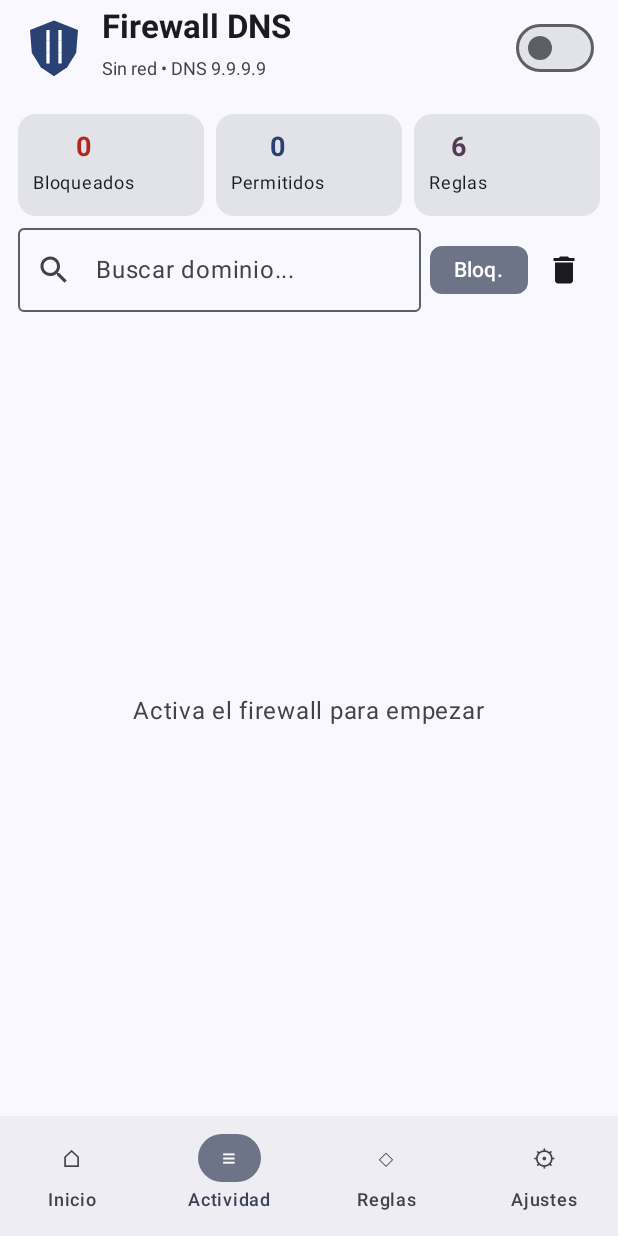
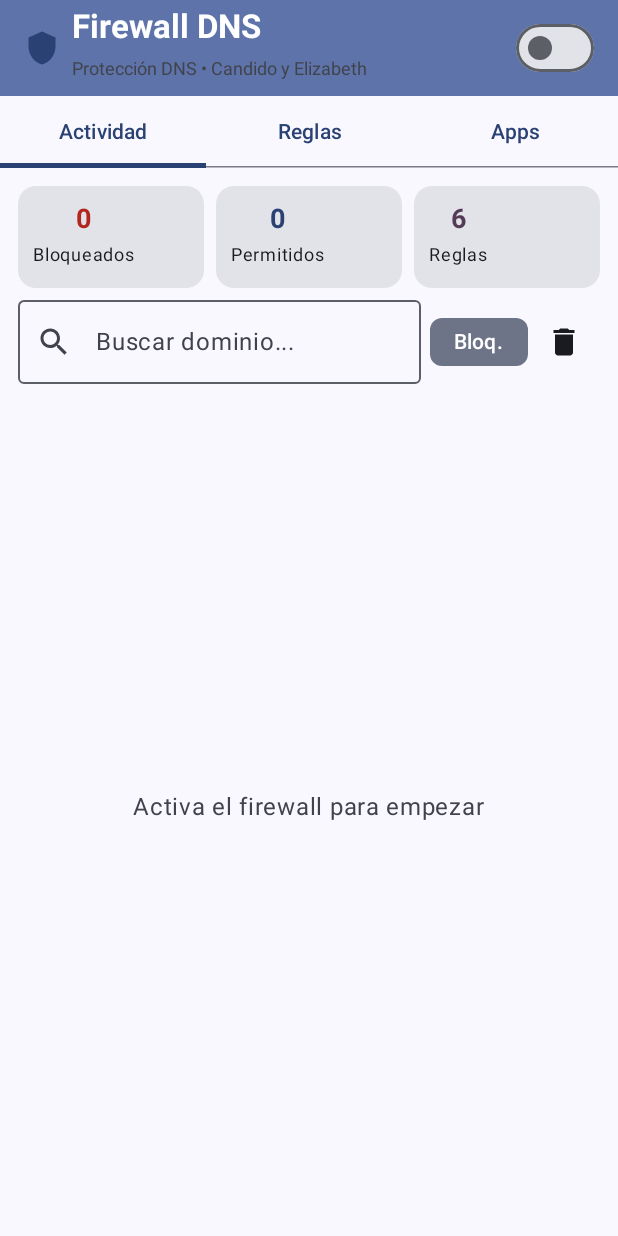
Before and after one commit to hernandezcm165-droid/FirewallDNS, an Android app built with Jetpack Compose: the screen it shows after launch (MainActivity), after a tap on "Bloq.", on a phone screen of 412 x 824 dp. Run offline under Robolectric (Android 15) with nearby library versions, the phone set to English and light mode, and no system bars; 2 other taps on this screen came first.

Commit message:
Modernize the app UI, add firewall icon and author credit, and clarify the project as a DNS firewall not a full packet firewall.

```diff
--- a/app/src/main/java/com/firewall/dns/MainActivity.kt
+++ b/app/src/main/java/com/firewall/dns/MainActivity.kt
@@ -21,14 +21,13 @@ import android.widget.Toast
 import androidx.activity.ComponentActivity
 import androidx.activity.compose.setContent
 import androidx.activity.result.contract.ActivityResultContracts
-import androidx.compose.foundation.Canvas
 import androidx.compose.foundation.layout.*
+import androidx.compose.material.icons.Icons
+import androidx.compose.material.icons.filled.Shield
 import androidx.compose.material3.*
 import androidx.compose.runtime.*
 import androidx.compose.ui.Alignment
 import androidx.compose.ui.Modifier
-import androidx.compose.ui.graphics.Path
-import androidx.compose.ui.graphics.drawscope.clipPath
 import androidx.compose.ui.platform.LocalContext
 import androidx.compose.ui.text.font.FontWeight
 import androidx.compose.ui.unit.dp
@@ -37,7 +36,6 @@ import androidx.core.content.ContextCompat
 import androidx.lifecycle.ViewModelProvider
 import com.firewall.dns.service.DnsFirewallService
 import com.firewall.dns.ui.screens.AppsSettingsScreen
-import com.firewall.dns.ui.screens.DashboardScreen
 import com.firewall.dns.ui.screens.LogsScreen
 import com.firewall.dns.ui.screens.RulesScreen
 import com.firewall.dns.ui.theme.FirewallTheme
@@ -88,6 +86,7 @@ class MainActivity : ComponentActivity() {
 
             setContent {
                 FirewallTheme {
+                    Surface(color = MaterialTheme.colorScheme.background) {
                         FirewallApp(
                             viewModel = firewallViewModel,
                             onToggleVpn = { enable ->
@@ -96,6 +95,7 @@ class MainActivity : ComponentActivity() {
                             onOpenBatteryOpt = { requestIgnoreBatteryOptimization() },
                             onOpenVpnSettings = { startActivity(Intent(Settings.ACTION_VPN_SETTINGS)) }
                         )
+                    }
                 }
             }
         } catch (t: Throwable) {
@@ -198,61 +198,6 @@ class MainActivity : ComponentActivity() {
     }
 }
 
-@Composable
-private fun FirewallIcon() {
-    val shieldColor = MaterialTheme.colorScheme.primary
-    val brickColor = MaterialTheme.colorScheme.onPrimary
-
-    Canvas(modifier = Modifier.size(40.dp)) {
-        val shield = Path().apply {
-            moveTo(size.width * 0.5f, size.height * 0.04f)
-            lineTo(size.width * 0.9f, size.height * 0.2f)
-            lineTo(size.width * 0.87f, size.height * 0.58f)
-            lineTo(size.width * 0.72f, size.height * 0.82f)
-            lineTo(size.width * 0.5f, size.height * 0.97f)
-            lineTo(size.width * 0.28f, size.height * 0.82f)
-            lineTo(size.width * 0.13f, size.height * 0.58f)
-            lineTo(size.width * 0.1f, size.height * 0.2f)
-            close()
-        }
-
-        drawPath(path = shield, color = shieldColor)
-        clipPath(shield) {
-            val strokeWidth = size.width * 0.055f
-            val left = size.width * 0.2f
-            val right = size.width * 0.8f
-            listOf(0.38f, 0.57f, 0.76f).forEach { row ->
-                drawLine(
-                    color = brickColor,
-                    start = androidx.compose.ui.geometry.Offset(left * size.width, row * size.height),
-                    end = androidx.compose.ui.geometry.Offset(right * size.width, row * size.height),
-                    strokeWidth = strokeWidth
-                )
-            }
-            listOf(0.4f, 0.6f).forEach { column ->
-                drawLine(
-                    color = brickColor,
-                    start = androidx.compose.ui.geometry.Offset(column * size.width, size.height * 0.2f),
-                    end = androidx.compose.ui.geometry.Offset(column * size.width, size.height * 0.38f),
-                    strokeWidth = strokeWidth
-                )
-                drawLine(
-                    color = brickColor,
-                    start = androidx.compose.ui.geometry.Offset((1f - column) * size.width, size.height * 0.38f),
-                    end = androidx.compose.ui.geometry.Offset((1f - column) * size.width, size.height * 0.57f),
-                    strokeWidth = strokeWidth
-                )
-                drawLine(
-                    color = brickColor,
-                    start = androidx.compose.ui.geometry.Offset(column * size.width, size.height * 0.57f),
-                    end = androidx.compose.ui.geometry.Offset(column * size.width, size.height * 0.76f),
-                    strokeWidth = strokeWidth
-                )
-            }
-        }
-    }
-}
-
 @OptIn(ExperimentalMaterial3Api::class)
 @Composable
 fun FirewallApp(
@@ -275,9 +220,8 @@ fun FirewallApp(
     val excludedPackages by viewModel.excludedPackages.collectAsState()
     val appSearch by viewModel.appSearch.collectAsState()
 
-    var selectedScreen by remember { mutableIntStateOf(0) }
-    val destinations = listOf("Inicio", "Actividad", "Reglas", "Ajustes")
-    val destinationGlyphs = listOf("⌂", "≡", "◇", "⚙")
+    var selectedTab by remember { mutableIntStateOf(0) }
+    val tabs = listOf("Actividad", "Reglas", "Apps")
 
     LaunchedEffect(Unit) {
         viewModel.toastMessage.collect { msg ->
@@ -287,21 +231,33 @@ fun FirewallApp(
 
     Scaffold(
         topBar = {
+            Column {
                 TopAppBar(
                     title = {
-                    Row(verticalAlignment = Alignment.CenterVertically) {
-                        FirewallIcon()
-                        Spacer(modifier = Modifier.width(12.dp))
+                        Row(
+                            verticalAlignment = Alignment.CenterVertically,
+                            horizontalArrangement = Arrangement.spacedBy(8.dp)
+                        ) {
+                            Icon(
+                                imageVector = Icons.Default.Shield,
+                                contentDescription = null,
+                                tint = MaterialTheme.colorScheme.primary
+                            )
                             Column {
                                 Text("Firewall DNS", fontWeight = FontWeight.Bold)
                                 Text(
-                                text = "${stats.networkType} • DNS ${stats.upstreamDns}",
+                                    text = "Protección DNS • Candido y Elizabeth",
                                     fontSize = 12.sp,
                                     color = MaterialTheme.colorScheme.onSurfaceVariant
                                 )
                             }
                         }
                     },
+                    colors = TopAppBarDefaults.topAppBarColors(
+                        containerColor = MaterialTheme.colorScheme.primaryContainer,
+                        titleContentColor = MaterialTheme.colorScheme.onPrimaryContainer,
+                        actionIconContentColor = MaterialTheme.colorScheme.onPrimaryContainer
+                    ),
                     actions = {
                         Switch(
                             checked = stats.isRunning,
@@ -310,29 +266,25 @@ fun FirewallApp(
                         )
                     }
                 )
-        },
-        bottomBar = {
-            NavigationBar {
-                destinations.forEachIndexed { index, label ->
-                    NavigationBarItem(
-                        selected = selectedScreen == index,
-                        onClick = { selectedScreen = index },
-                        icon = { Text(destinationGlyphs[index], style = MaterialTheme.typography.titleMedium) },
-                        label = { Text(label) }
+                TabRow(
+                    selectedTabIndex = selectedTab,
+                    containerColor = MaterialTheme.colorScheme.surface,
+                    contentColor = MaterialTheme.colorScheme.primary
+                ) {
+                    tabs.forEachIndexed { index, title ->
+                        Tab(
+                            selected = selectedTab == index,
+                            onClick = { selectedTab = index },
+                            text = { Text(title) }
                         )
+                    }
                 }
             }
         }
     ) { padding ->
         Box(modifier = Modifier.fillMaxSize().padding(padding)) {
-            when (selectedScreen) {
-                0 -> DashboardScreen(
-                    stats = stats,
-                    onToggleProtection = onToggleVpn,
-                    onOpenLogs = { selectedScreen = 1 },
-                    onOpenRules = { selectedScreen = 2 }
-                )
-                1 -> LogsScreen(
+            when (selectedTab) {
+                0 -> LogsScreen(
                     stats = stats,
                     logs = logs,
                     searchQuery = searchQuery,
@@ -344,7 +296,7 @@ fun FirewallApp(
                         viewModel.setCustomRule(entry.domain, block = !entry.isBlocked)
                     }
                 )
-                2 -> RulesScreen(
+                1 -> RulesScreen(
                     stats = stats,
                     customBlock = customBlock,
                     customAllow = customAllow,
@@ -358,7 +310,7 @@ fun FirewallApp(
                     onAddCustomRule = viewModel::setCustomRule,
                     onRemoveCustomRule = viewModel::removeCustomRule
                 )
-                3 -> AppsSettingsScreen(
+                2 -> AppsSettingsScreen(
                     stats = stats,
                     apps = apps,
                     excludedPackages = excludedPackages,
```
Also changed, not shown: 1 other file. Lines whose indentation alone changed are shown as unchanged.
